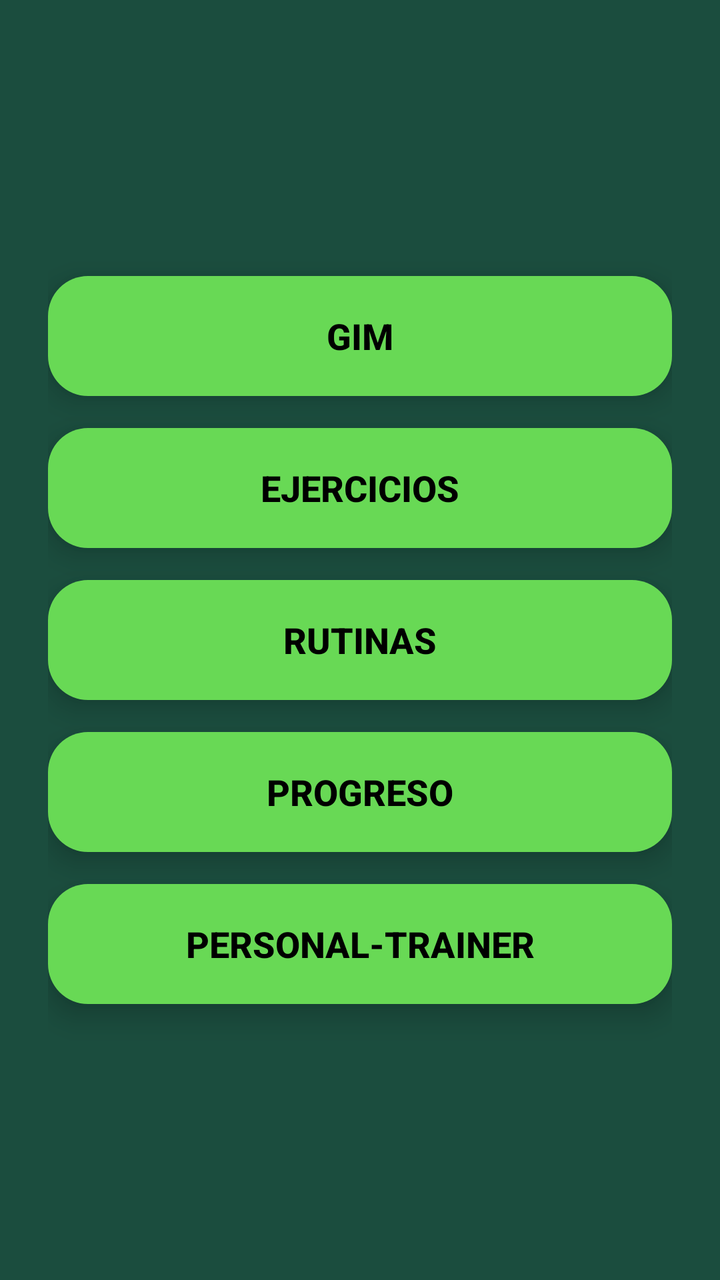
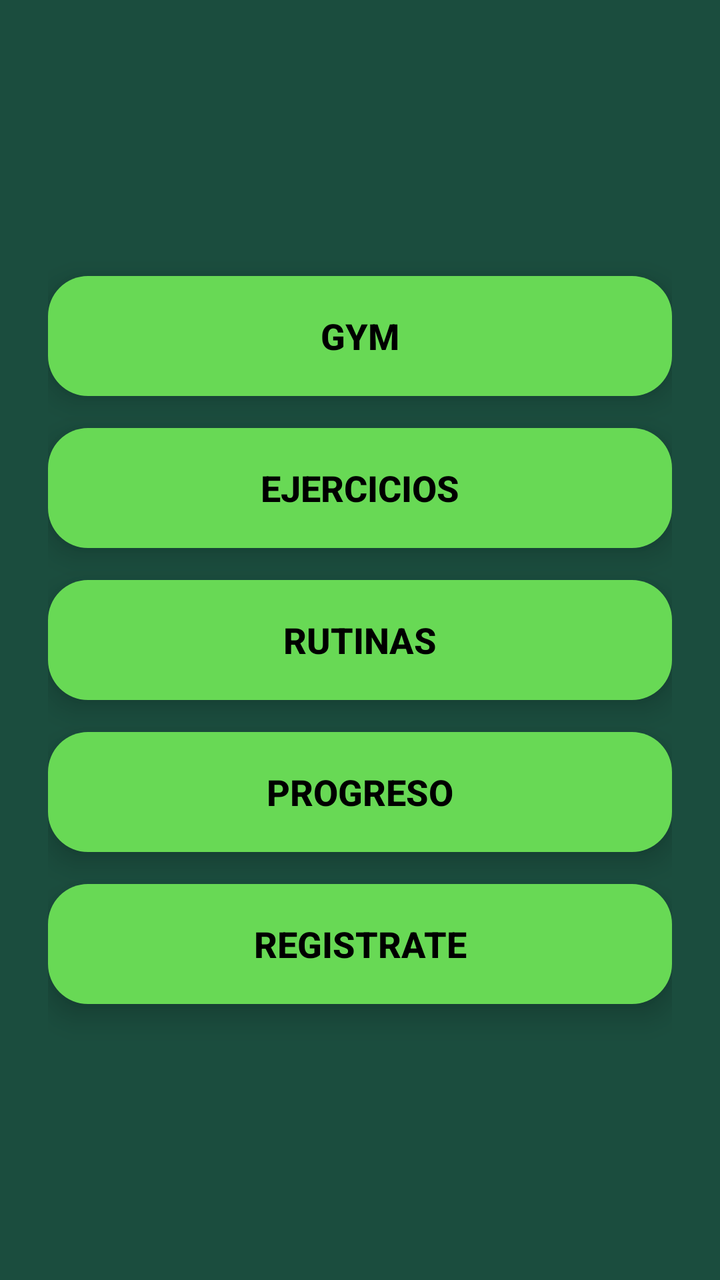

Compare the two renders of this Android layout. The source of the first and the diff that turns it into the second are given below.
<!-- AndroidManifest.xml: activity theme Theme.GimnasioPro -->
<!-- res/layout/activity_main.xml -->
<?xml version="1.0" encoding="utf-8"?>
<LinearLayout xmlns:android="http://schemas.android.com/apk/res/android"
    xmlns:tools="http://schemas.android.com/tools"
    android:layout_width="match_parent"
    android:layout_height="match_parent"
    android:orientation="vertical"
    android:gravity="center"
    android:padding="24dp"
    android:background="@color/dark_green_background"
    android:fitsSystemWindows="true"
    tools:context=".MainActivity">

    <Button
        android:id="@+id/btnGim"
        android:layout_width="match_parent"
        android:layout_height="60dp"
        android:layout_marginBottom="16dp"
        android:text="@string/btn_gim"
        android:textSize="18sp"
        android:textStyle="bold"
        android:textColor="@color/text_on_button"
        android:background="@drawable/btn_rounded_green"
        android:elevation="8dp"
        android:stateListAnimator="@null" />

    <Button
        android:id="@+id/btnEjercicios"
        android:layout_width="match_parent"
        android:layout_height="60dp"
        android:layout_marginBottom="16dp"
        android:text="@string/btn_ejercicios"
        android:textSize="18sp"
        android:textStyle="bold"
        android:textColor="@color/text_on_button"
        android:background="@drawable/btn_rounded_green"
        android:elevation="8dp"
        android:stateListAnimator="@null" />

    <Button
        android:id="@+id/btnRutinas"
        android:layout_width="match_parent"
        android:layout_height="60dp"
        android:layout_marginBottom="16dp"
        android:text="@string/btn_rutinas"
        android:textSize="18sp"
        android:textStyle="bold"
        android:textColor="@color/text_on_button"
        android:background="@drawable/btn_rounded_green"
        android:elevation="8dp"
        android:stateListAnimator="@null" />

    <Button
        android:id="@+id/btnProgreso"
        android:layout_width="match_parent"
        android:layout_height="60dp"
        android:layout_marginBottom="16dp"
        android:text="@string/btn_progreso"
        android:textSize="18sp"
        android:textStyle="bold"
        android:textColor="@color/text_on_button"
        android:background="@drawable/btn_rounded_green"
        android:elevation="8dp"
        android:stateListAnimator="@null" />

    <Button
        android:id="@+id/btnPersonalTrainer"
        android:layout_width="match_parent"
        android:layout_height="60dp"
        android:text="@string/btn_personal_trainer"
        android:textSize="18sp"
        android:textStyle="bold"
        android:textColor="@color/text_on_button"
        android:background="@drawable/btn_rounded_green"
        android:elevation="8dp"
        android:stateListAnimator="@null" />

</LinearLayout>
<!-- resources referenced by this layout -->
<resources>
  <color name="dark_green_background">#FF1B4D3E</color>
  <color name="text_on_button">#FF000000</color>
  <!-- drawable btn_rounded_green (drawable) -->
  <?xml version="1.0" encoding="utf-8"?>
  <ripple xmlns:android="http://schemas.android.com/apk/res/android"
      android:color="@color/electric_green_button">
      <item>
          <shape android:shape="rectangle">
              <solid android:color="@color/electric_green_button" />
              <corners android:radius="20dp" />
          </shape>
      </item>
  </ripple>
  <string name="btn_ejercicios">Ejercicios</string>
  <string name="btn_gim">GIM</string>
  <string name="btn_personal_trainer">Personal-Trainer</string>
  <string name="btn_progreso">Progreso</string>
  <string name="btn_rutinas">Rutinas</string>
  <style name="Theme.GimnasioPro" parent="Theme.AppCompat.Light.NoActionBar">
          
          <item name="colorPrimary">@color/electric_green_button</item>
          <item name="colorPrimaryDark">@color/dark_green_background</item>
          <item name="colorAccent">@color/electric_green_button</item>
          <item name="android:windowBackground">@color/dark_green_background</item>
          <item name="android:statusBarColor">@color/dark_green_background</item>
          <item name="android:navigationBarColor">@color/dark_green_background</item>
          <item name="android:fitsSystemWindows">true</item>
      </style>
  <color name="electric_green_button">#68D955</color>
</resources>

<!-- the commit's change to res/layout/activity_main.xml (unified diff, before → after) -->
@@ -66,7 +66,7 @@
         android:id="@+id/btnPersonalTrainer"
         android:layout_width="match_parent"
         android:layout_height="60dp"
-        android:text="@string/btn_personal_trainer"
+        android:text="@string/registrate"
         android:textSize="18sp"
         android:textStyle="bold"
         android:textColor="@color/text_on_button"
<!-- resource entries referenced after the edit -->
@@ -14,10 +14,10 @@
       </item>
   </ripple>
   <string name="btn_ejercicios">Ejercicios</string>
-  <string name="btn_gim">GIM</string>
-  <string name="btn_personal_trainer">Personal-Trainer</string>
+  <string name="btn_gim">GYM</string>
   <string name="btn_progreso">Progreso</string>
   <string name="btn_rutinas">Rutinas</string>
+  <string name="registrate">REGISTRATE</string>
   <style name="Theme.GimnasioPro" parent="Theme.AppCompat.Light.NoActionBar">
           
           <item name="colorPrimary">@color/electric_green_button</item>
